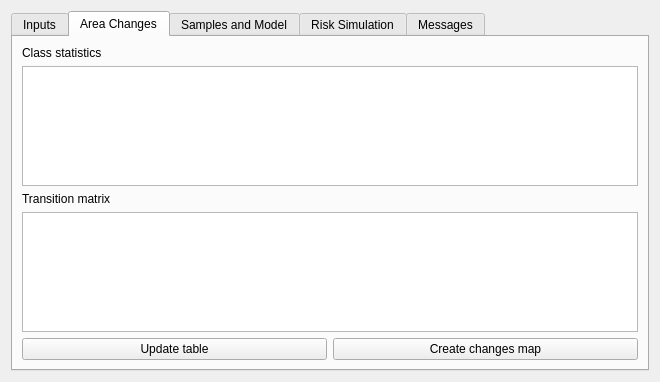
This is ui/moluscedialogbase.ui in nextgis/qgis_molusce as Qt 5 draws it before an edit. The edited form follows.
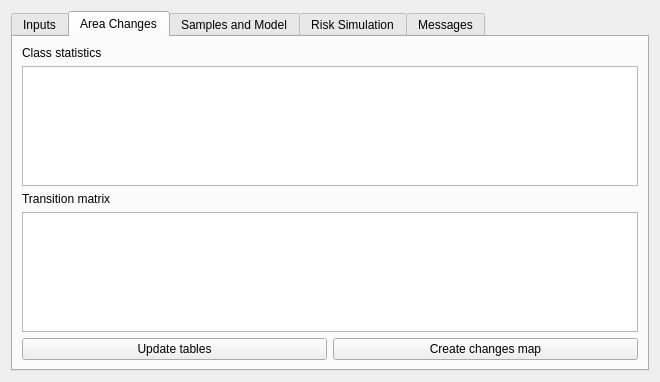
This is the edited form. The open tabs and pages were chosen to show the change. Custom widgets are drawn as their Qt base class.

Commit message: calculate and show transition matrix on request

```diff
--- a/ui/moluscedialogbase.ui
+++ b/ui/moluscedialogbase.ui
@@ -148,7 +148,7 @@
        <item row="4" column="0">
         <widget class="QPushButton" name="btnUpdateStatistics">
          <property name="text">
-          <string>Update table</string>
+          <string>Update tables</string>
          </property>
         </widget>
        </item>
```
The commit also changes 1 other file.
